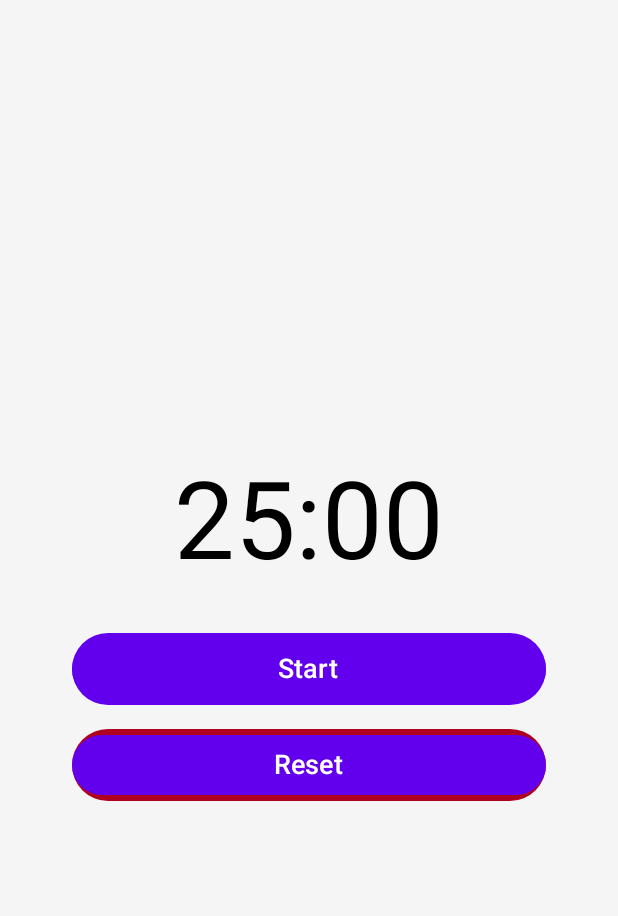
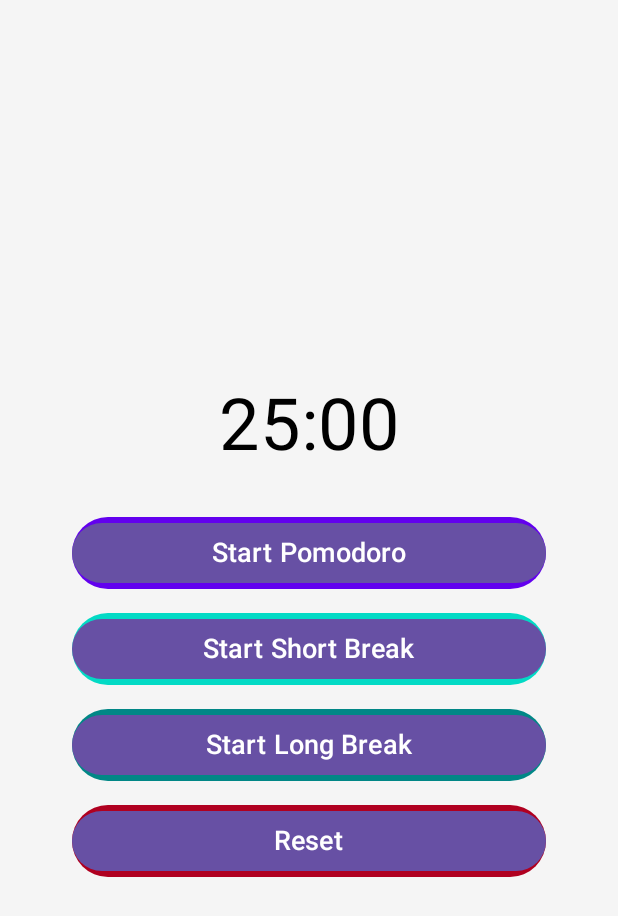
Before and after one commit to Achixadist/PDoroTimer, an Android app built with Jetpack Compose: the screen it shows after launch (MainActivity), on a phone screen of 412 x 824 dp. Shown: the top 916 px of the screen. Run offline under Robolectric (Android 15) with nearby library versions, the phone set to English and light mode, and no system bars; our stand-ins replace Room's generated code.

Commit message:
Triple Timer v1

```diff
--- a/app/src/main/java/com/example/timer2/MainActivity.kt
+++ b/app/src/main/java/com/example/timer2/MainActivity.kt
@@ -3,8 +3,8 @@
 import android.os.Bundle
 import androidx.activity.ComponentActivity
 import androidx.activity.compose.setContent
+import com.example.timer2.ui.theme.PomodoroTimerScreen
 import com.example.timer2.ui.theme.PomodoroTimerAppTheme
-import com.example.timer2.ui.theme.PomodoroTimerScreen
 
 class MainActivity : ComponentActivity() {
     override fun onCreate(savedInstanceState: Bundle?) {
--- /dev/null
+++ b/app/src/main/java/com/example/timer2/data/PomodoroDatabase.kt
@@ -0,0 +1,30 @@
+package com.example.timer2.data
+
+import android.content.Context
+import androidx.room.Database
+import androidx.room.Room
+import androidx.room.RoomDatabase
+
+@Database(entities = [PomodoroSession::class, ToDoItem::class], version = 2, exportSchema = false)
+abstract class PomodoroDatabase : RoomDatabase() {
+
+    abstract fun pomodoroSessionDao(): PomodoroSessionDao
+    abstract fun toDoItemDao(): ToDoItemDao
+
+    companion object {
+        @Volatile
+        private var INSTANCE: PomodoroDatabase? = null
+
+        fun getDatabase(context: Context): PomodoroDatabase {
+            return INSTANCE ?: synchronized(this) {
+                val instance = Room.databaseBuilder(
+                    context.applicationContext,
+                    PomodoroDatabase::class.java,
+                    "pomodoro_database"
+                ).fallbackToDestructiveMigration().build()
+                INSTANCE = instance
+                instance
+            }
+        }
+    }
+}
--- /dev/null
+++ b/app/src/main/java/com/example/timer2/data/PomodoroRepository.kt
@@ -0,0 +1,20 @@
+package com.example.timer2.data
+
+import kotlinx.coroutines.flow.Flow
+
+class PomodoroRepository(private val dao: PomodoroSessionDao) {
+
+    val allSessions: Flow<List<PomodoroSession>> = dao.getAllSessions()
+
+    suspend fun insertSession(session: PomodoroSession) {
+        dao.insertSession(session)
+    }
+
+    suspend fun updateSession(session: PomodoroSession) {
+        dao.updateSession(session)
+    }
+
+    suspend fun deleteSession(session: PomodoroSession) {
+        dao.deleteSession(session)
+    }
+}
--- /dev/null
+++ b/app/src/main/java/com/example/timer2/data/PomodoroSessionDAO.kt
@@ -0,0 +1,20 @@
+package com.example.timer2.data
+
+import androidx.room.*
+import kotlinx.coroutines.flow.Flow
+
+@Dao
+interface PomodoroSessionDao {
+
+    @Insert(onConflict = OnConflictStrategy.REPLACE)
+    suspend fun insertSession(session: PomodoroSession)
+
+    @Update
+    suspend fun updateSession(session: PomodoroSession)
+
+    @Delete
+    suspend fun deleteSession(session: PomodoroSession)
+
+    @Query("SELECT * FROM pomodoro_sessions ORDER BY id DESC")
+    fun getAllSessions(): Flow<List<PomodoroSession>>
+}
--- /dev/null
+++ b/app/src/main/java/com/example/timer2/data/ToDoIteamDAO.kt
@@ -0,0 +1,20 @@
+package com.example.timer2.data
+
+import androidx.room.*
+import kotlinx.coroutines.flow.Flow
+
+@Dao
+interface ToDoItemDao {
+
+    @Insert(onConflict = OnConflictStrategy.REPLACE)
+    suspend fun insertToDoItem(toDoItem: ToDoItem)
+
+    @Update
+    suspend fun updateToDoItem(toDoItem: ToDoItem)
+
+    @Delete
+    suspend fun deleteToDoItem(toDoItem: ToDoItem)
+
+    @Query("SELECT * FROM todo_items ORDER BY id DESC")
+    fun getAllToDoItems(): Flow<List<ToDoItem>>
+}
--- /dev/null
+++ b/app/src/main/java/com/example/timer2/data/ToDoRepository.kt
@@ -0,0 +1,20 @@
+package com.example.timer2.data
+
+import kotlinx.coroutines.flow.Flow
+
+class ToDoRepository(private val toDoItemDao: ToDoItemDao) {
+
+    val allToDoItems: Flow<List<ToDoItem>> = toDoItemDao.getAllToDoItems()
+
+    suspend fun insertToDoItem(toDoItem: ToDoItem) {
+        toDoItemDao.insertToDoItem(toDoItem)
+    }
+
+    suspend fun updateToDoItem(toDoItem: ToDoItem) {
+        toDoItemDao.updateToDoItem(toDoItem)
+    }
+
+    suspend fun deleteToDoItem(toDoItem: ToDoItem) {
+        toDoItemDao.deleteToDoItem(toDoItem)
+    }
+}
--- a/app/src/main/java/com/example/timer2/timer/TimerViewModel.kt
+++ b/app/src/main/java/com/example/timer2/timer/TimerViewModel.kt
@@ -1,46 +1,106 @@
 package com.example.timer2.timer
 
-import androidx.lifecycle.ViewModel
+import android.app.Application
+import androidx.lifecycle.AndroidViewModel
 import androidx.lifecycle.viewModelScope
-import kotlinx.coroutines.Job
+import com.example.timer2.data.*
 import kotlinx.coroutines.delay
 import kotlinx.coroutines.flow.MutableStateFlow
 import kotlinx.coroutines.flow.StateFlow
+import kotlinx.coroutines.flow.Flow
 import kotlinx.coroutines.launch
 
-class TimerViewModel : ViewModel() {
+class TimerViewModel(application: Application) : AndroidViewModel(application) {
 
-    private val _timeLeft = MutableStateFlow(25 * 60 * 1000L) // 25 minutes in milliseconds
+    private val repository: PomodoroRepository
+    val allSessions: Flow<List<PomodoroSession>>
+
+    private val toDoRepository: ToDoRepository
+    val allToDoItems: Flow<List<ToDoItem>>
+
+    // StateFlows to handle the timer's time and running state
+    private val _timeLeft = MutableStateFlow(25 * 60 * 1000L) // Initial time for Pomodoro in milliseconds
     val timeLeft: StateFlow<Long> = _timeLeft
 
     private val _isRunning = MutableStateFlow(false)
     val isRunning: StateFlow<Boolean> = _isRunning
 
-    private var timerJob: Job? = null
+    init {
+        val database = PomodoroDatabase.getDatabase(application)
+        val sessionDao = database.pomodoroSessionDao()
+        repository = PomodoroRepository(sessionDao)
+        allSessions = repository.allSessions
 
-    fun startTimer(onTick: () -> Unit = {}, onFinish: () -> Unit = {}) {
-        if (_isRunning.value) return
+        val toDoDao = database.toDoItemDao()
+        toDoRepository = ToDoRepository(toDoDao)
+        allToDoItems = toDoRepository.allToDoItems
+    }
 
+    // Timer durations in milliseconds
+    private val pomodoroDuration = 25 * 60 * 1000L
+    private val shortBreakDuration = 5 * 60 * 1000L
+    private val longBreakDuration = 15 * 60 * 1000L
+
+    // Function to start the timer with the specified duration
+    private fun startTimer(duration: Long, onFinish: () -> Unit) {
         _isRunning.value = true
-        timerJob = viewModelScope.launch {
-            while (_timeLeft.value > 0) {
-                delay(1000L)
-                _timeLeft.value -= 1000L
-                onTick()
+        _timeLeft.value = duration
+
+        viewModelScope.launch {
+            while (_timeLeft.value > 0 && _isRunning.value) {
+                delay(1000) // Wait for 1 second
+                _timeLeft.value -= 1000 // Decrease the time left by 1 second
             }
-            onFinish()
-            _isRunning.value = false
+            if (_timeLeft.value <= 0) {
+                _isRunning.value = false
+                onFinish()
+            }
+        }
+    }
+
+    fun startPomodoroTimer() {
+        startTimer(pomodoroDuration) {
+            // Actions when Pomodoro timer finishes
+        }
+    }
+
+    fun startShortBreak() {
+        startTimer(shortBreakDuration) {
+            // Actions when short break finishes
+        }
+    }
+
+    fun startLongBreak() {
+        startTimer(longBreakDuration) {
+            // Actions when long break finishes
         }
     }
 
     fun pauseTimer() {
-        _isRunning.value = false
-        timerJob?.cancel()
+        _isRunning.value = false // Pauses the timer
     }
 
     fun resetTimer() {
-        _isRunning.value = false
-        timerJob?.cancel()
-        _timeLeft.value = 25 * 60 * 1000L // Reset to 25 minutes
+        _isRunning.value = false // Stops the timer
+        _timeLeft.value = pomodoroDuration // Resets the timer to the Pomodoro duration
+    }
+
+    // To-Do Methods
+    fun insertToDoItem(toDoItem: ToDoItem) {
+        viewModelScope.launch {
+            toDoRepository.insertToDoItem(toDoItem)
+        }
+    }
+
+    fun updateToDoItem(toDoItem: ToDoItem) {
+        viewModelScope.launch {
+            toDoRepository.updateToDoItem(toDoItem)
+        }
+    }
+
+    fun deleteToDoItem(toDoItem: ToDoItem) {
+        viewModelScope.launch {
+            toDoRepository.deleteToDoItem(toDoItem)
+        }
     }
 }
--- a/app/src/main/java/com/example/timer2/ui/theme/PomodoroTimerScreen.kt
+++ b/app/src/main/java/com/example/timer2/ui/theme/PomodoroTimerScreen.kt
@@ -20,11 +20,11 @@
 
 @Composable
 fun PomodoroTimerScreen(
-    viewModel: TimerViewModel = viewModel() // Initializes the ViewModel instance
+    viewModel: TimerViewModel = viewModel()
 ) {
-    // Correctly collect the state values from the ViewModel
-    val timeLeftInMillis by viewModel.timeLeft.collectAsState() // Collect the time left state
-    val isTimerRunning by viewModel.isRunning.collectAsState() // Collect the running state
+    // Observing state from ViewModel
+    val timeLeftInMillis by viewModel.timeLeft.collectAsState()
+    val isTimerRunning by viewModel.isRunning.collectAsState()
 
     val minutes = (timeLeftInMillis / 1000) / 60
     val seconds = (timeLeftInMillis / 1000) % 60
@@ -32,7 +32,7 @@
 
     Surface(
         modifier = Modifier.fillMaxSize(),
-        color = Color(0xFFF5F5F5) // Light gray background
+        color = Color(0xFFF5F5F5)
     ) {
         Column(
             horizontalAlignment = Alignment.CenterHorizontally,
@@ -43,7 +43,7 @@
         ) {
             Text(
                 text = timeFormatted,
-                fontSize = 72.sp,
+                fontSize = 48.sp,
                 color = Color.Black,
                 textAlign = TextAlign.Center,
                 modifier = Modifier.padding(16.dp)
@@ -53,22 +53,16 @@
 
             Button(
                 onClick = {
-                    if (isTimerRunning) {
-                        viewModel.pauseTimer()
-                    } else {
-                        viewModel.startTimer(
-                            onTick = { /* Handle onTick */ },
-                            onFinish = { /* Handle onFinish */ }
-                        )
-                    }
+                    if (isTimerRunning) viewModel.pauseTimer()
+                    else viewModel.startPomodoroTimer() // Calls the start method for Pomodoro
                 },
                 modifier = Modifier
                     .fillMaxWidth()
                     .padding(horizontal = 32.dp)
-                    .background(Color(0xFF6200EE), RoundedCornerShape(50)) // Purple button
+                    .background(Color(0xFF6200EE), RoundedCornerShape(50))
             ) {
                 Text(
-                    text = if (isTimerRunning) "Pause" else "Start",
+                    text = if (isTimerRunning) "Pause Pomodoro" else "Start Pomodoro",
                     fontSize = 18.sp,
                     color = Color.White
                 )
@@ -77,11 +71,47 @@
             Spacer(modifier = Modifier.height(16.dp))
 
             Button(
-                onClick = { viewModel.resetTimer() },
+                onClick = {
+                    viewModel.startShortBreak() // Calls the start method for Short Break
+                },
                 modifier = Modifier
                     .fillMaxWidth()
                     .padding(horizontal = 32.dp)
-                    .background(Color(0xFFB00020), RoundedCornerShape(50)) // Red button
+                    .background(Color(0xFF03DAC5), RoundedCornerShape(50))
+            ) {
+                Text(
+                    text = "Start Short Break",
+                    fontSize = 18.sp,
+                    color = Color.White
+                )
+            }
+
+            Spacer(modifier = Modifier.height(16.dp))
+
+            Button(
+                onClick = {
+                    viewModel.startLongBreak() // Calls the start method for Long Break
+                },
+                modifier = Modifier
+                    .fillMaxWidth()
+                    .padding(horizontal = 32.dp)
+                    .background(Color(0xFF018786), RoundedCornerShape(50))
+            ) {
+                Text(
+                    text = "Start Long Break",
+                    fontSize = 18.sp,
+                    color = Color.White
+                )
+            }
+
+            Spacer(modifier = Modifier.height(16.dp))
+
+            Button(
+                onClick = { viewModel.resetTimer() }, // Resets the timer
+                modifier = Modifier
+                    .fillMaxWidth()
+                    .padding(horizontal = 32.dp)
+                    .background(Color(0xFFB00020), RoundedCornerShape(50))
             ) {
                 Text(
                     text = "Reset",
--- a/app/src/main/java/com/example/timer2/ui/theme/Theme.kt
+++ b/app/src/main/java/com/example/timer2/ui/theme/Theme.kt
@@ -1,52 +1,13 @@
 package com.example.timer2.ui.theme
 
-import androidx.compose.foundation.shape.RoundedCornerShape
 import androidx.compose.material3.MaterialTheme
 import androidx.compose.material3.Shapes
-import androidx.compose.material3.darkColorScheme
-import androidx.compose.material3.lightColorScheme
 import androidx.compose.runtime.Composable
-import androidx.compose.ui.graphics.Color
-import androidx.compose.ui.unit.dp
 
-// Define the light and dark color schemes
-private val LightColorScheme = lightColorScheme(
-    primary = Color(0xFF6200EE),
-    onPrimary = Color.White,
-    secondary = Color(0xFF03DAC5),
-    onSecondary = Color.Black,
-    background = Color(0xFFF5F5F5),
-    onBackground = Color.Black,
-)
-
-private val DarkColorScheme = darkColorScheme(
-    primary = Color(0xFFBB86FC),
-    onPrimary = Color.Black,
-    secondary = Color(0xFF03DAC6),
-    onSecondary = Color.Black,
-    background = Color(0xFF121212),
-    onBackground = Color.White,
-)
-
-// Correctly initialize the Shapes object
-private val AppShapes = Shapes(
-    small = RoundedCornerShape(4.dp),
-    medium = RoundedCornerShape(8.dp),
-    large = RoundedCornerShape(16.dp)
-)
-
-// Composable function for applying the theme
 @Composable
-fun PomodoroTimerAppTheme(
-    darkTheme: Boolean = false, // This can be dynamic if handling dark mode
-    content: @Composable () -> Unit
-) {
-    val colorScheme = if (darkTheme) DarkColorScheme else LightColorScheme
-
+fun PomodoroTimerAppTheme(content: @Composable () -> Unit) {
     MaterialTheme(
-        colorScheme = colorScheme,
-        typography = AppTypography, // Make sure Typography is defined elsewhere
-        shapes = AppShapes, // Pass the initialized Shapes object
+        shapes = Shapes(),
         content = content
     )
 }
--- a/gradle/libs.versions.toml
+++ b/gradle/libs.versions.toml
@@ -9,6 +9,7 @@
 activityCompose = "1.9.1"
 composeBom = "2023.08.00"
 material3Android = "1.2.1"
+uiDesktop = "1.7.0"
 
 [libraries]
 androidx-core-ktx = { group = "androidx.core", name = "core-ktx", version.ref = "coreKtx" }
@@ -26,6 +27,7 @@
 androidx-ui-test-junit4 = { group = "androidx.compose.ui", name = "ui-test-junit4" }
 androidx-material3 = { group = "androidx.compose.material3", name = "material3" }
 androidx-material3-android = { group = "androidx.compose.material3", name = "material3-android", version.ref = "material3Android" }
+androidx-ui-desktop = { group = "androidx.compose.ui", name = "ui-desktop", version.ref = "uiDesktop" }
 
 [plugins]
 android-application = { id = "com.android.application", version.ref = "agp" }
```
Also changed, not shown: app/build.gradle.kts (+21 -38 lines), app/src/main/java/com/example/timer2/data/PomodoroSession.kt (added, +11 -0 lines), app/src/main/java/com/example/timer2/data/ToDoItem.kt (added, +11 -0 lines), app/src/main/java/com/example/timer2/timer/PomodoroTimer.kt (deleted, +0 -51 lines), app/src/main/java/com/example/timer2/timer/TimerDao.kt (deleted, +0 -23 lines), app/src/main/java/com/example/timer2/timer/TimerDatabase.kt (deleted, +0 -28 lines), app/src/main/java/com/example/timer2/timer/TimerEntity.kt (deleted, +0 -11 lines).
